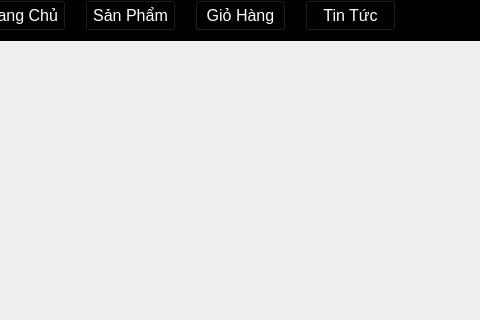
The window that trangchu.ui (huynpvk25406-crypto/main) describes before a commit, drawn with Qt 5; both pictures show x 215 to 695 and y 0 to 320 of the 792 by 587 pixel window.
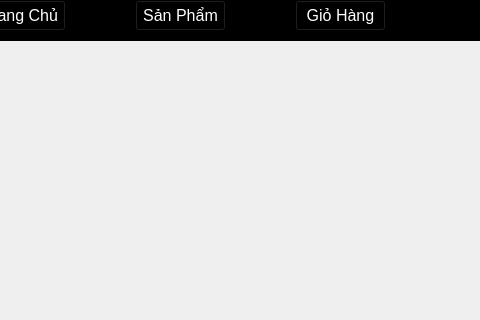
The same window after the commit.

```diff
--- a/trangchu.ui
+++ b/trangchu.ui
@@ -73,7 +73,7 @@
     <widget class="QPushButton" name="sanpham">
      <property name="geometry">
       <rect>
-       <x>190</x>
+       <x>240</x>
        <y>0</y>
        <width>91</width>
        <height>31</height>
@@ -95,7 +95,7 @@
     <widget class="QPushButton" name="giohang">
      <property name="geometry">
       <rect>
-       <x>300</x>
+       <x>400</x>
        <y>0</y>
        <width>91</width>
        <height>31</height>
@@ -114,28 +114,6 @@
       <string>Giỏ Hàng</string>
      </property>
     </widget>
-    <widget class="QPushButton" name="tintuc">
-     <property name="geometry">
-      <rect>
-       <x>410</x>
-       <y>0</y>
-       <width>91</width>
-       <height>31</height>
-      </rect>
-     </property>
-     <property name="font">
-      <font>
-       <pointsize>12</pointsize>
-      </font>
-     </property>
-     <property name="styleSheet">
-      <string notr="true">background-color: rgb(0, 0, 0);
-color: rgb(255, 255, 255);</string>
-     </property>
-     <property name="text">
-      <string>Tin Tức</string>
-     </property>
-    </widget>
    </widget>
    <widget class="QLabel" name="label_15">
     <property name="geometry">
```
